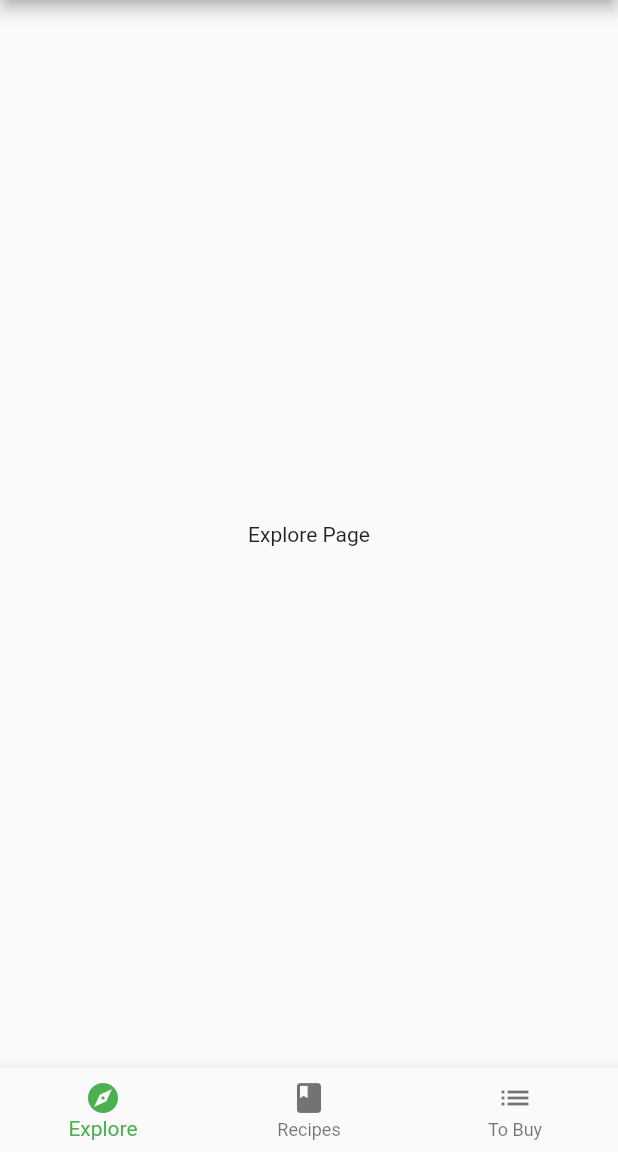
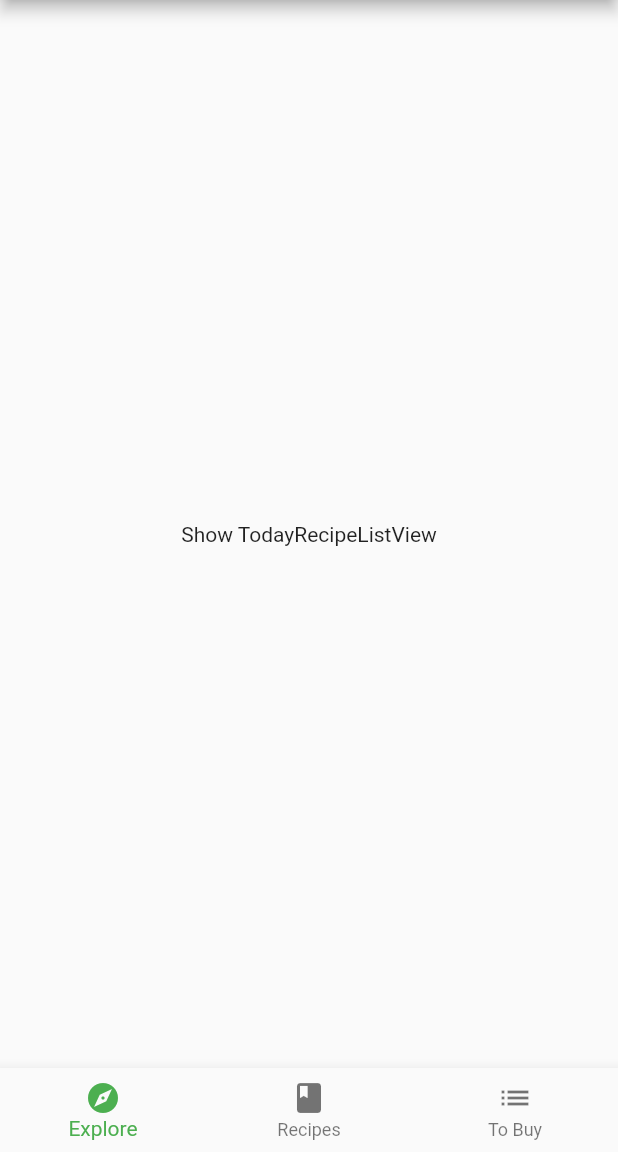
Before and after one commit to msx-git/fooderlich, a Flutter app: the screen it shows after launch, on a phone screen of 412 x 824 dp, the part 84-1236 px from its top. Run offline on Flutter 3.47's test engine with Material 2 defaults, Android fonts, the phone set to English and light mode, and no system bars; our stand-ins replace google_fonts.

Commit message:
Foodelich app from Flutter Apprentice

```diff
--- a/lib/pages/explore_page.dart
+++ b/lib/pages/explore_page.dart
@@ -1,5 +1,6 @@
 import 'package:flutter/material.dart';
 import 'package:fooderlich/api/mock_fooderlich_service.dart';
+import 'package:fooderlich/models/explore_data.dart';
 
 class ExplorePage extends StatelessWidget {
   ExplorePage({Key? key}) : super(key: key);
@@ -8,8 +9,30 @@ class ExplorePage extends StatelessWidget {
 
   @override
   Widget build(BuildContext context) {
-    return const Center(
-      child: Text('Explore Page'),
+    return FutureBuilder(
+      // 2
+      future: mockService.getExploreData(),
+      // 3
+      builder: (context, AsyncSnapshot<ExploreData> snapshot) {
+        // TODO: Add Nested List Views
+        // 4
+        if (snapshot.connectionState == ConnectionState.done) {
+          // 5
+          final recipes = snapshot.data?.todayRecipes ?? [];
+          // TODO: Replace this with TodayRecipeListView
+          return Center(
+            child: Container(
+              child: const Text('Show TodayRecipeListView'),
+            ),
+          );
+        } else {
+          // 6
+          return const Center(
+            child: CircularProgressIndicator(),
+          );
+        }
+      },
     );
+
   }
 }
```
